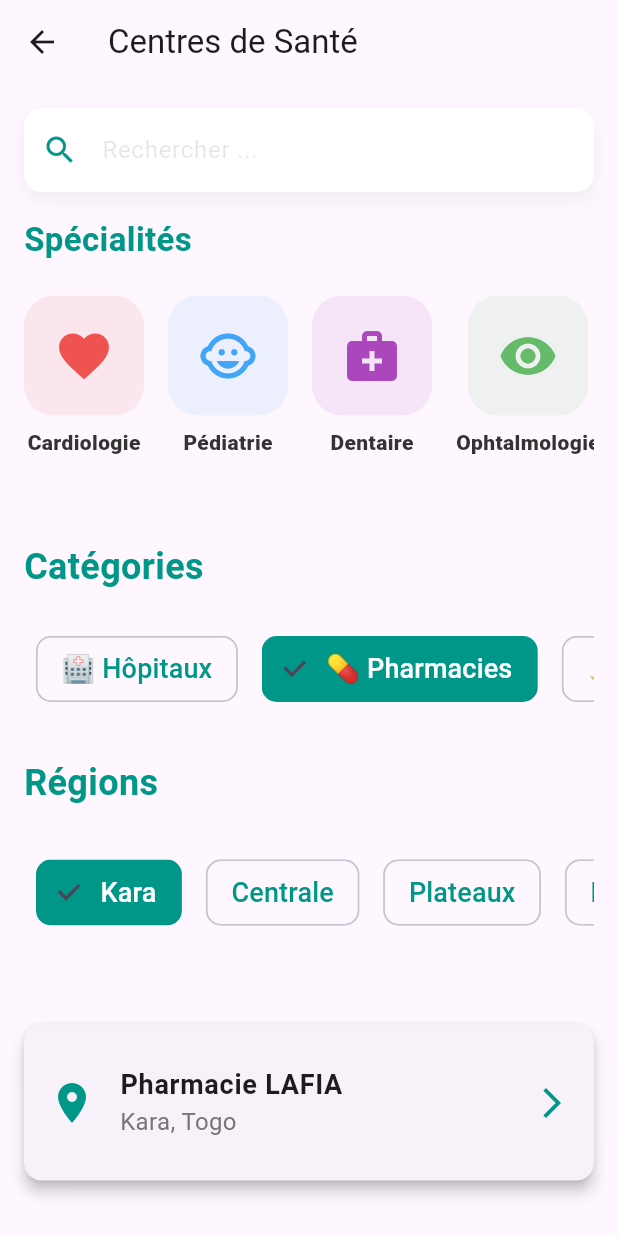
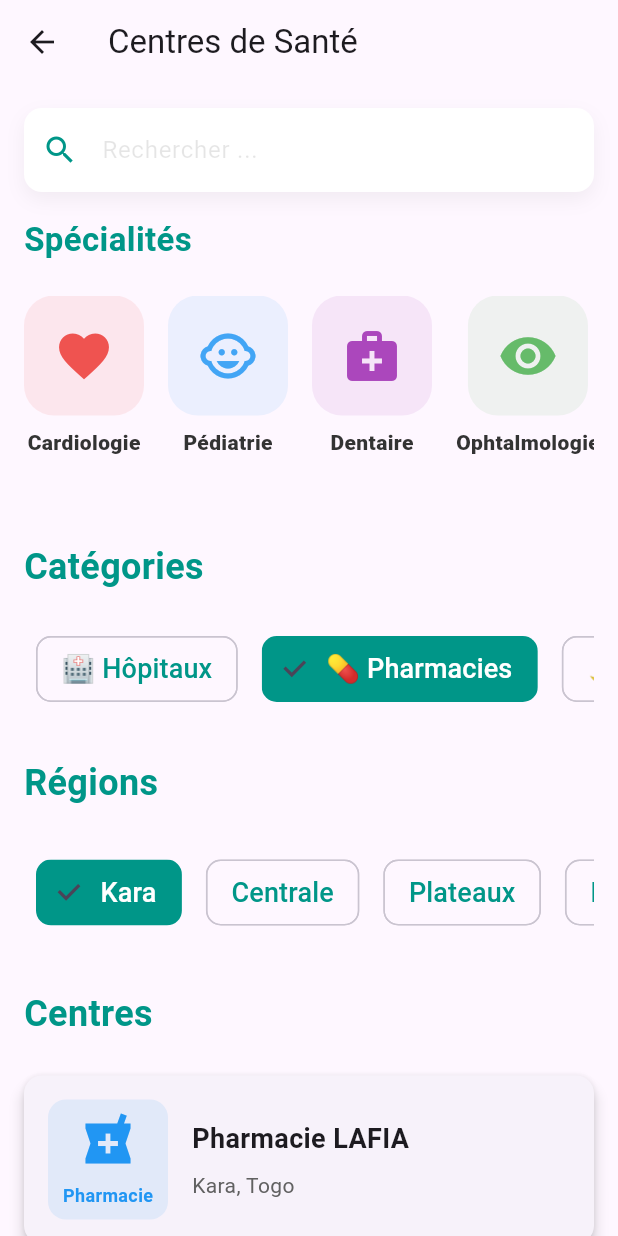
Before and after one commit to sethAGBA/Medical-App, a Flutter app: the CentersScreen screen opened directly, after a tap on "💊 Pharmacies", on a phone screen of 412 x 824 dp. Run offline on Flutter 3.47's test engine with Material 3 defaults, Android fonts, the phone set to English and light mode, and no system bars; our stand-ins replace cloud_firestore, firebase_auth; accounts and stored records are empty.

Commit message:
seconnd commit with generate apk

```diff
--- a/lib/data/hospitals_data.dart
+++ b/lib/data/hospitals_data.dart
@@ -7,14 +7,7 @@ final List<Map<String, dynamic>> hospitalsData = [
     "description": "Centre Hospitalier Préfectoral d'Agou, offrant des services de soins de santé de base et spécialisés.",
     "image": "assets/images/hospital.jpeg",
     "rating": "3.5",
+    "type": "hospital", // Ajout de la clé type
   },
-  {
-    "name": "Amlame Centre Hospitalier Préfectoral",
-    "location": "Amlame, Togo",
-    "coordinates": {"latitude": 7.45615, "longitude": 0.903277},
-    "region": "Plateaux",
-    "description": "Centre Hospitalier Préfectoral d'Amlame, fournissant des soins médicaux essentiels à la population locale.",
-    "image": "assets/images/hospital.jpeg",
-    "rating": "3.2",
-  },
+  // Ajoutez d'autres hôpitaux...
 ];
--- a/lib/data/pharmacies_data.dart
+++ b/lib/data/pharmacies_data.dart
@@ -6,6 +6,8 @@ final Map<String, List<Map<String, dynamic>>> pharmaciesData = {
       "phone": "26 60 04 34",
       "BP": "500-Kara",
       "image": "assets/images/pharmas.jpg",
+      "type": "pharmacy", // Assurez-vous que cette clé est présente
+      "region": "Kara", // Ajoutez la région si nécessaire
     },
   ],
   "Centrale": [
@@ -15,6 +17,8 @@ final Map<String, List<Map<String, dynamic>>> pharmaciesData = {
       "phone": "98 21 49 01",
       "BP": "295-Sokode",
       "image": "assets/images/pharmas.jpg",
+      "type": "pharmacy", // Assurez-vous que cette clé est présente
+      "region": "Centrale", // Ajoutez la région si nécessaire
     },
   ],
 };
--- a/lib/data/pharmacies_de_garde_data.dart
+++ b/lib/data/pharmacies_de_garde_data.dart
@@ -1,3 +1,4 @@
+
 final List<Map<String, dynamic>> pharmaciesDeGardeData = [
   {
     "name": "Pharmacie NOUVEAU MARCHE KARA",
@@ -6,5 +7,8 @@ final List<Map<String, dynamic>> pharmaciesDeGardeData = [
     "region": "Kara",
     "image": "assets/images/pharmas.jpg",
     "rating": "4.5",
+    "type": "pharmacy_de_garde", // Ajout de la clé type
+
   },
+  // Ajoutez d'autres pharmacies de garde...
 ];
--- a/lib/screens/centers_screen.dart
+++ b/lib/screens/centers_screen.dart
@@ -14,10 +14,10 @@ class CentersScreen extends StatefulWidget {
 }
 
 class _CentersScreenState extends State<CentersScreen> {
-  String selectedCategory = 'Hôpitaux';
-  String selectedRegion = 'Kara';
+  String selectedCategory = '🏥 Hôpitaux'; // Catégorie sélectionnée par défaut
+  String selectedRegion = 'Kara'; // Région sélectionnée par défaut
   final TextEditingController _searchController = TextEditingController(); // Contrôleur pour la barre de recherche
-  String searchQuery = ''; // Variable pour stocker la requête de recherche
+  String searchQuery = ''; // Requête de recherche
 
   final List<String> categories = ['🏥 Hôpitaux', '💊 Pharmacies', '🌙 Pharmacies de Garde'];
   final List<String> regions = ['Kara', 'Centrale', 'Plateaux', 'Maritime', 'Savane'];
@@ -28,16 +28,41 @@ class _CentersScreenState extends State<CentersScreen> {
     super.dispose();
   }
 
-  // Méthode pour obtenir les centres par région et catégorie
-  List<Map<String, dynamic>> getCentersByRegionAndCategory(String region, String category) {
-    if (category == '🏥 Hôpitaux') {
-      return hospitalsData.where((hospital) => hospital['region'] == region).toList();
-    } else if (category == '💊 Pharmacies') {
-      return pharmaciesData[region] ?? [];
-    } else if (category == '🌙 Pharmacies de Garde') {
-      return pharmaciesDeGardeData.where((pharmacy) => pharmacy['region'] == region).toList();
+  // Méthode pour obtenir toutes les données combinées
+  List<Map<String, dynamic>> get allData {
+    return [
+      ...hospitalsData,
+      ...pharmaciesData.values.expand((element) => element),
+      ...pharmaciesDeGardeData,
+    ];
+  }
+
+  // Méthode pour filtrer les données en fonction de la recherche
+  List<Map<String, dynamic>> get filteredSuggestions {
+    if (searchQuery.isEmpty) {
+      return []; // Ne rien afficher si la recherche est vide
     }
-    return [];
+    return allData.where((center) {
+      final name = center['name'].toString().toLowerCase();
+      final location = center['location'].toString().toLowerCase();
+      final query = searchQuery.toLowerCase();
+      return name.contains(query) || location.contains(query);
+    }).toList();
+  }
+
+  // Méthode pour filtrer les centres par région et catégorie
+  List<Map<String, dynamic>> get filteredCenters {
+    return allData.where((center) {
+      // Vérifiez la catégorie
+      final categoryMatch = selectedCategory == '🏥 Hôpitaux' && center['type'] == 'hospital' ||
+          selectedCategory == '💊 Pharmacies' && center['type'] == 'pharmacy' ||
+          selectedCategory == '🌙 Pharmacies de Garde' && center['type'] == 'pharmacy_de_garde';
+
+      // Vérifiez la région
+      final regionMatch = center['region'] == selectedRegion;
+
+      return categoryMatch && regionMatch;
+    }).toList();
   }
 
   @override
@@ -71,9 +96,8 @@ class _CentersScreenState extends State<CentersScreen> {
             // Régions
             _buildRegions(),
 
-            // Afficher les centres en fonction de la catégorie et de la région sélectionnées
-            if (selectedCategory.isNotEmpty && selectedRegion.isNotEmpty)
-              _buildCentersByRegionAndCategory(),
+            // Afficher les centres filtrés par région et catégorie
+            _buildFilteredCenters(),
           ],
         ),
       ),
@@ -106,8 +130,8 @@ class _CentersScreenState extends State<CentersScreen> {
                     icon: const Icon(Icons.close, color: AppColors.primary),
                     onPressed: () {
                       setState(() {
+                        _searchController.clear();
                         searchQuery = '';
-                        _searchController.clear();
                       });
                     },
                   )
@@ -143,9 +167,9 @@ class _CentersScreenState extends State<CentersScreen> {
           ListView.builder(
             shrinkWrap: true,
             physics: const NeverScrollableScrollPhysics(),
-            itemCount: getCentersByRegionAndCategory(selectedRegion, selectedCategory).length,
+            itemCount: filteredSuggestions.length,
             itemBuilder: (context, index) {
-              final center = getCentersByRegionAndCategory(selectedRegion, selectedCategory)[index];
+              final center = filteredSuggestions[index];
               return ListTile(
                 leading: Icon(Icons.location_on, color: AppColors.primary),
                 title: Text(center['name']),
@@ -158,62 +182,6 @@ class _CentersScreenState extends State<CentersScreen> {
                     ),
                   );
                 },
-              );
-            },
-          ),
-        ],
-      ),
-    );
-  }
-
-  Widget _buildCentersByRegionAndCategory() {
-    final centers = getCentersByRegionAndCategory(selectedRegion, selectedCategory);
-
-    return Padding(
-      padding: const EdgeInsets.symmetric(horizontal: 16),
-      child: Column(
-        crossAxisAlignment: CrossAxisAlignment.start,
-        children: [
-          const SizedBox(height: 16),
-          ListView.builder(
-            shrinkWrap: true,
-            physics: const NeverScrollableScrollPhysics(),
-            itemCount: centers.length,
-            itemBuilder: (context, index) {
-              final center = centers[index];
-              return Card(
-                elevation: 4,
-                margin: const EdgeInsets.symmetric(vertical: 8),
-                shape: RoundedRectangleBorder(
-                  borderRadius: BorderRadius.circular(12),
-                ),
-                child: ListTile(
-                  contentPadding: const EdgeInsets.all(16),
-                  leading: Icon(Icons.location_on, color: AppColors.primary, size: 32),
-                  title: Text(
-                    center['name'],
-                    style: const TextStyle(
-                      fontWeight: FontWeight.bold,
-                      fontSize: 18,
-                    ),
-                  ),
-                  subtitle: Text(
-                    center['location'],
-                    style: TextStyle(
-                      fontSize: 16,
-                      color: Colors.grey[600],
-                    ),
-                  ),
-                  trailing: const Icon(Icons.arrow_forward_ios, color: AppColors.primary),
-                  onTap: () {
-                    Navigator.push(
-                      context,
-                      MaterialPageRoute(
-                        builder: (context) => CenterDetailScreen(center: center),
-                      ),
-                    );
-                  },
-                ),
               );
             },
           ),
@@ -398,6 +366,146 @@ class _CentersScreenState extends State<CentersScreen> {
       ),
     );
   }
+
+  Widget _buildFilteredCenters() {
+    final centers = filteredCenters; // Utilisez la méthode filtrée
+
+    return Padding(
+      padding: const EdgeInsets.symmetric(horizontal: 16),
+      child: Column(
+        crossAxisAlignment: CrossAxisAlignment.start,
+        children: [
+          const Text(
+            'Centres',
+            style: TextStyle(
+              fontSize: 24,
+              fontWeight: FontWeight.bold,
+              color: AppColors.primary,
+            ),
+          ),
+          const SizedBox(height: 16),
+          if (centers.isEmpty)
+            const Text(
+              'Aucun centre trouvé pour cette région et catégorie.',
+              style: TextStyle(color: Colors.grey),
+            ),
+          ListView.builder(
+            shrinkWrap: true,
+            physics: const NeverScrollableScrollPhysics(),
+            itemCount: centers.length,
+            itemBuilder: (context, index) {
+              final center = centers[index];
+              // Déterminer l'icône et le label en fonction de la catégorie
+              IconData iconData;
+              Color iconColor;
+              String label;
+              if (center['type'] == 'hospital') {
+                iconData = Icons.local_hospital; // Icône pour les hôpitaux
+                iconColor = Colors.red;
+                label = 'Hôpital';
+              } else if (center['type'] == 'pharmacy') {
+                iconData = Icons.local_pharmacy; // Icône pour les pharmacies
+                iconColor = Colors.blue;
+                label = 'Pharmacie';
+              } else {
+                iconData = Icons.nightlight_round; // Icône pour les pharmacies de garde
+                iconColor = Colors.purple;
+                label = 'Pharmacie de Garde';
+              }
+
+              return Card(
+                elevation: 4,
+                margin: const EdgeInsets.symmetric(vertical: 8),
+                shape: RoundedRectangleBorder(
+                  borderRadius: BorderRadius.circular(12),
+                ),
+                child: InkWell(
+                  onTap: () {
+                    Navigator.push(
+                      context,
+                      MaterialPageRoute(
+                        builder: (context) => CenterDetailScreen(center: center),
+                      ),
+                    );
+                  },
+                  child: Padding(
+                    padding: const EdgeInsets.all(16),
+                    child: Row(
+                      children: [
+                        // Icône et label
+                        Container(
+                          width: 80,
+                          height: 80,
+                          decoration: BoxDecoration(
+                            color: iconColor.withOpacity(0.1),
+                            borderRadius: BorderRadius.circular(12),
+                          ),
+                          child: Column(
+                            mainAxisAlignment: MainAxisAlignment.center,
+                            children: [
+                              Icon(iconData, color: iconColor, size: 40),
+                              const SizedBox(height: 8),
+                              Text(
+                                label,
+                                style: TextStyle(
+                                  fontSize: 12,
+                                  color: iconColor,
+                                  fontWeight: FontWeight.bold,
+                                ),
+                              ),
+                            ],
+                          ),
+                        ),
+                        const SizedBox(width: 16),
+                        // Informations du centre
+                        Expanded(
+                          child: Column(
+                            crossAxisAlignment: CrossAxisAlignment.start,
+                            children: [
+                              Text(
+                                center['name'],
+                                style: const TextStyle(
+                                  fontSize: 18,
+                                  fontWeight: FontWeight.bold,
+                                ),
+                              ),
+                              const SizedBox(height: 8),
+                              Text(
+                                center['location'],
+                                style: TextStyle(
+                                  fontSize: 14,
+                                  color: Colors.grey[700],
+                                ),
+                              ),
+
+                              if (center.containsKey('rating'))
+                                Row(
+                                  children: [
+                                    const Icon(Icons.star, color: Colors.amber, size: 16),
+                                    const SizedBox(width: 4),
+                                    Text(
+                                      center['rating'],
+                                      style: TextStyle(
+                                        fontSize: 14,
+                                        color: Colors.grey[700],
+                                      ),
+                                    ),
+                                  ],
+                                ),
+                            ],
+                          ),
+                        ),
+                      ],
+                    ),
+                  ),
+                ),
+              );
+            },
+          ),
+        ],
+      ),
+    );
+  }
 }
 
 class CenterDetailScreen extends StatelessWidget {
```
